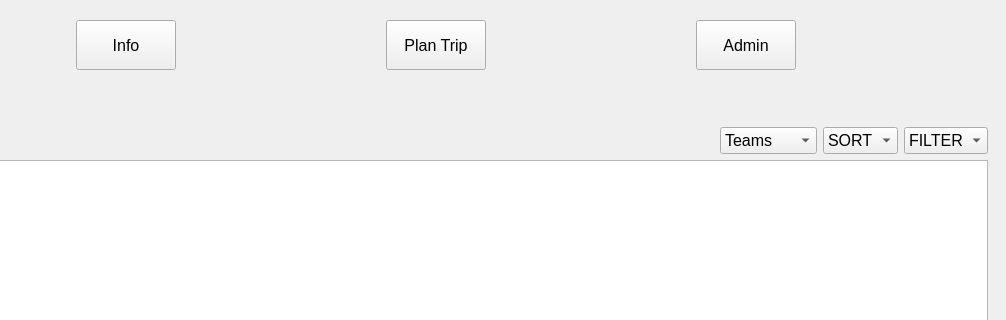
This is qt/app/mainwindow.ui in kboniadi/Lets_Play_Football as Qt 5 draws it before an edit; both pictures show x 444 to 1450 and y 0 to 320 of the 1450 by 820 pixel window. The edited form follows.
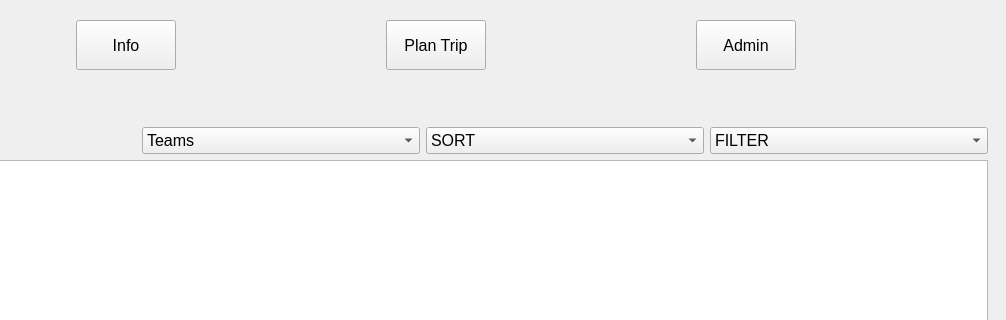
This is the edited form. The open tabs and pages were chosen to show the change.

Commit message: populated view combo boxes

What changed in the file:
```diff
--- a/qt/app/mainwindow.ui
+++ b/qt/app/mainwindow.ui
@@ -330,7 +330,7 @@
               <item row="0" column="3">
                <widget class="QComboBox" name="comboBox_list_sort">
                 <property name="sizePolicy">
-                 <sizepolicy hsizetype="Fixed" vsizetype="Fixed">
+                 <sizepolicy hsizetype="Preferred" vsizetype="Fixed">
                   <horstretch>0</horstretch>
                   <verstretch>0</verstretch>
                  </sizepolicy>
@@ -350,7 +350,7 @@
               <item row="0" column="4">
                <widget class="QComboBox" name="comboBox_list_filter">
                 <property name="sizePolicy">
-                 <sizepolicy hsizetype="Fixed" vsizetype="Fixed">
+                 <sizepolicy hsizetype="Preferred" vsizetype="Fixed">
                   <horstretch>0</horstretch>
                   <verstretch>0</verstretch>
                  </sizepolicy>
@@ -373,7 +373,7 @@
               <item row="0" column="2">
                <widget class="QComboBox" name="comboBox_list_type">
                 <property name="sizePolicy">
-                 <sizepolicy hsizetype="Fixed" vsizetype="Fixed">
+                 <sizepolicy hsizetype="Preferred" vsizetype="Fixed">
                   <horstretch>0</horstretch>
                   <verstretch>0</verstretch>
                  </sizepolicy>
```
Left out of the diff: 146 changed lines with no effect on the pictures. The commit also changes 2 other files.
